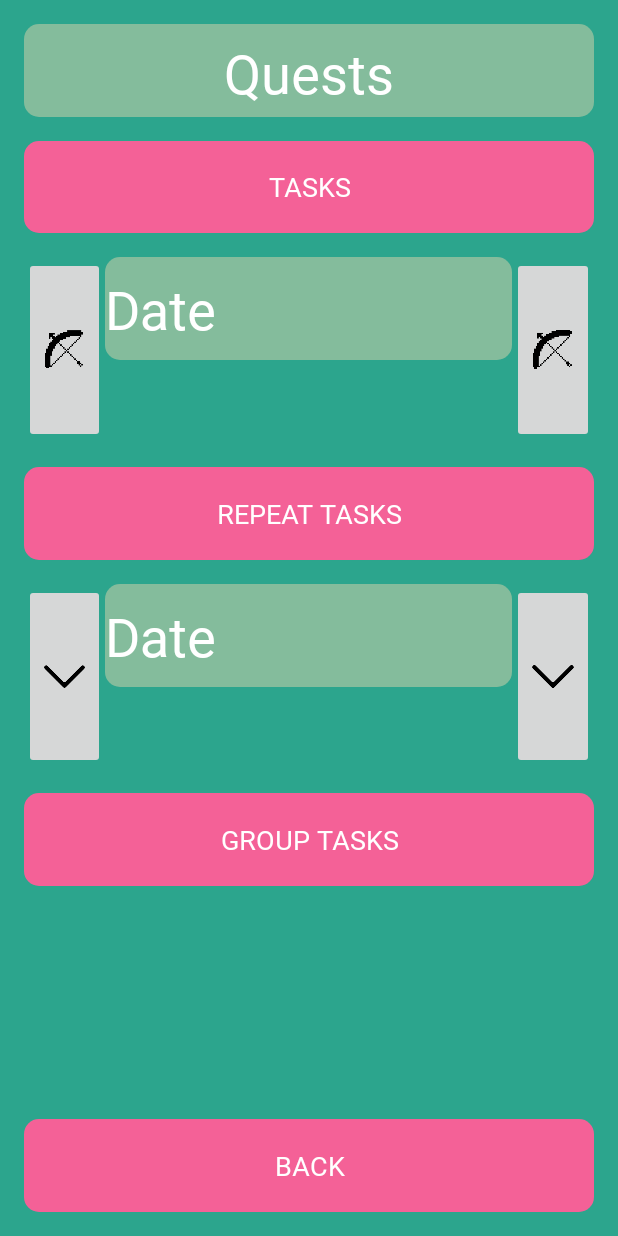
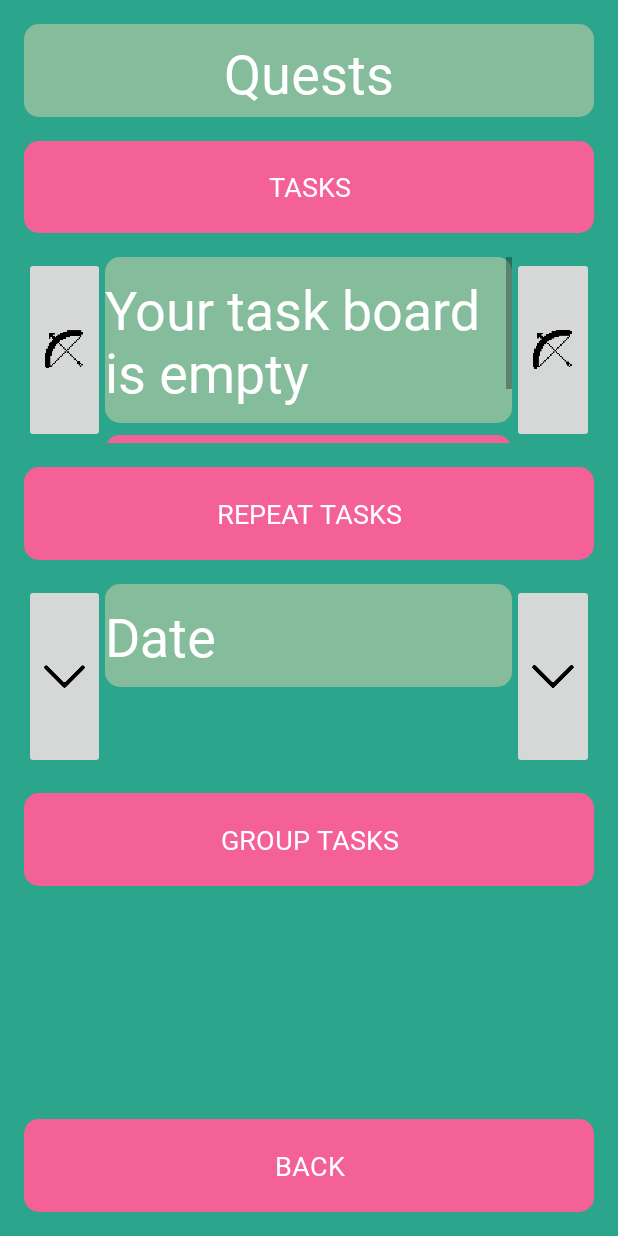
Before and after one commit to BunnyKing123/task-titans, an Android app: the TasksActivity screen opened directly, with no data from a screen before it, on a phone screen of 412 x 824 dp. Run offline under Robolectric (Android 15) with nearby library versions, the phone set to English and light mode, and no system bars; our stand-ins replace Firebase (no records; nobody signed in at launch, a user with empty details on screens opened directly).

Commit message:
Tasks now give players rewards

```diff
--- a/app/src/main/java/xyz/dolphcode/tasktitans/StatsActivity.java
+++ b/app/src/main/java/xyz/dolphcode/tasktitans/StatsActivity.java
@@ -35,6 +35,9 @@ public class StatsActivity extends AppCompatActivity implements AdapterView.OnIt
                 "\nIntelligence: " + (user.getBaseIntel() + user.getIntelMod()) +
                 "\nConstitution: " + (user.getBaseConst() + user.getConstMod()));
 
+        money.setText("" + user.getMoney());
+        System.out.println(user.getMoney());
+
         Spinner skills = findViewById(R.id.skillsDropdown);
         // Code based on code in the Android Studio documentation
         String[] skillsArray = {user.getSkill()};
--- a/app/src/main/java/xyz/dolphcode/tasktitans/TasksActivity.java
+++ b/app/src/main/java/xyz/dolphcode/tasktitans/TasksActivity.java
@@ -2,24 +2,167 @@ package xyz.dolphcode.tasktitans;
 
 import androidx.appcompat.app.AppCompatActivity;
 
+import android.content.Intent;
 import android.os.Bundle;
+import android.view.View;
 import android.widget.Button;
+import android.widget.ImageButton;
+import android.widget.TextView;
 
+import java.util.ArrayList;
+
+import xyz.dolphcode.tasktitans.database.Client;
+import xyz.dolphcode.tasktitans.database.User;
+import xyz.dolphcode.tasktitans.database.tasks.Task;
+import xyz.dolphcode.tasktitans.resources.TaskType;
 import xyz.dolphcode.tasktitans.util.Util;
 
 public class TasksActivity extends AppCompatActivity {
+
+    int tSelection = 0;
+    int rSelection = 0;
+    TextView taskText;
+    ArrayList<Task> tasks;
+    ArrayList<Task> repeatTasks = new ArrayList<Task>();
+    Task selectedTask;
+    Task selectedRptTask;
+
+    User user;
 
     @Override
     protected void onCreate(Bundle savedInstanceState) {
         super.onCreate(savedInstanceState);
         setContentView(R.layout.activity_tasks);
 
+        user = Client.getUser(getIntent().getStringExtra("ID"));
+
         Button tasksBtn = findViewById(R.id.addTaskBtn);
         Button rptTasksBtn = findViewById(R.id.addRepeatTaskBtn);
         Button groupTasksBtn = findViewById(R.id.groupTasksBtn);
+        Button backBtn = findViewById(R.id.questsBackBtn);
+        Button taskFinBtn = findViewById(R.id.completeTaskBtn);
+
+        ImageButton taskLeft = findViewById(R.id.taskLeftBtn);
+        ImageButton taskRight = findViewById(R.id.taskRightBtn);
+
+        taskText = findViewById(R.id.taskText);
+
+        tasks = Client.getTasksByUser(getIntent().getStringExtra("ID"));
+
+        addTaskSelection(taskLeft, taskRight, TaskType.TASK);
+        setTaskText();
+
+        taskFinBtn.setOnClickListener(new View.OnClickListener() {
+            public void onClick(View v) {
+                if (tasks.size() > 0) {
+                    Task task = tasks.get(tSelection);
+                    if (task.finish()) {
+                        tasks.remove(task);
+                        checkSelection();
+                        setTaskText();
+                        user.addRewards(50, 50, 20);
+                    }
+                }
+            }
+        });
 
         Util.addSwitchWithUser(tasksBtn, TaskCreationActivity.class, TasksActivity.this, getIntent().getStringExtra("ID"));
         Util.addSwitchScreenAction(rptTasksBtn, RepeatTaskActivity.class, TasksActivity.this);
         Util.addSwitchScreenAction(groupTasksBtn, GroupTaskActivity.class, TasksActivity.this);
+        Util.addSwitchWithUser(backBtn, GameActivity.class, TasksActivity.this, getIntent().getStringExtra("ID"));
     }
+
+    private void setTaskText() {
+        checkSelection();
+
+        if (tasks.size() > 0) {
+            taskText.setText(tasks.get(tSelection).getTaskName());
+        } else {
+            taskText.setText("Your task board is empty");
+        }
+    }
+
+    // Add all necessary listeners for task selection for scrolling through tasks
+    // Task type 0 is normal
+    // Task type 1 is repeat
+    private void addTaskSelection(ImageButton leftBtn, ImageButton rightBtn, final int type) {
+        leftBtn.setOnClickListener(new View.OnClickListener() {
+            public void onClick(View v) {
+                changeSelection(type, -1);
+                checkSelection();
+
+                setTaskText();
+            }
+        });
+
+        rightBtn.setOnClickListener(new View.OnClickListener() {
+            public void onClick(View v) {
+                ArrayList<Task> list = getList(type);
+                changeSelection(type, 1);
+                checkSelection();
+
+                setTaskText();
+            }
+        });
+    }
+
+    // Change either tSelection or rSelection depending on whether we are changing selection for repeat or normal tasks
+    // 0 represents normal tasks
+    // 1 represents repeat tasks
+    private void changeSelection(int type, int change) {
+        if (type == TaskType.TASK) {
+            tSelection += change;
+        } else {
+            rSelection += change;
+        }
+    }
+
+    // Set either tSelection or rSelection depending on whether we are setting selection for repeat or normal tasks
+    // 0 represents normal tasks
+    // 1 represents repeat tasks
+    private void setSelection(int type, int set) {
+        if (type == TaskType.TASK) {
+            tSelection = set;
+        } else {
+            rSelection = set;
+        }
+    }
+
+    // Get either tSelection or rSelection depending on whether we are getting selection for repeat or normal tasks
+    // 0 represents normal tasks
+    // 1 represents repeat tasks
+    private int getSelection(int type) {
+        if (type == TaskType.TASK) {
+            return tSelection;
+        } else {
+            return rSelection;
+        }
+    }
+
+    // Refer to either the task list or repeat task list depending on whether we are getting selection for repeat or normal tasks
+    // 0 represents normal tasks
+    // 1 represents repeat tasks
+    private ArrayList<Task> getList(int type) {
+        if (type == TaskType.TASK) {
+            return tasks;
+        } else {
+            return repeatTasks;
+        }
+    }
+
+    // Checks and clamps selection values
+    private void checkSelection() {
+        if (tSelection >= tasks.size())
+            tSelection = tasks.size() - 1;
+
+        if (tSelection < 0)
+            tSelection = 0;
+
+        if (rSelection >= repeatTasks.size())
+            rSelection = repeatTasks.size() - 1;
+
+        if (rSelection < 0)
+            rSelection = 0;
+    }
+
 }
--- a/app/src/main/java/xyz/dolphcode/tasktitans/database/Client.java
+++ b/app/src/main/java/xyz/dolphcode/tasktitans/database/Client.java
@@ -85,9 +85,9 @@ public final class Client {
                     taskIDs.add(child.getKey()); // Add the ID found to the list of User IDs
 
                     // Use the Task to create a task using the information from the Data Snapsho
-                    Task task = Task.TaskBuilder.createTask(child.child("taskOwnerID").toString(), child.child("taskName").toString(), child.child("deadline").toString())
+                    Task task = Task.TaskBuilder.createTask(child.child("taskOwnerID").getValue().toString(), child.child("taskName").getValue().toString(), child.child("deadline").getValue().toString())
                             .setCount(((Long) child.child("taskCount").getValue()).intValue())
-                            .setDesc(child.child("taskDesc").toString())
+                            .setDesc(child.child("taskDesc").getValue().toString())
                             .build(child.getKey());
                     tasks.add(task);
                 }
@@ -155,9 +155,27 @@ public final class Client {
         INSTANCE.child("guilds").child(guild.getGuildID()).setValue(guild);
     }
 
+    // Returns a list of all the tasks that a user has
+    public static ArrayList<Task> getTasksByUser(String id) {
+        ArrayList<Task> filtered = new ArrayList<Task>();
+        for (Task task: TASKS) {
+            Log.v("TEST", task.getTaskOwnerID());
+            Log.v("TEST", id);
+            Log.v("TEST", "" + task.getTaskOwnerID().contentEquals(id));
+            if (task.getTaskOwnerID().contentEquals(id)) {
+                filtered.add(task);
+            }
+        }
+        return filtered;
+    }
+
     // Updates a User in the database
     public static void updateTask(Task task) {
         INSTANCE.child("tasks").child(task.getTaskID()).setValue(task);
+    }
+
+    public static void removeTask(Task task) {
+        INSTANCE.child("tasks").child(task.getTaskID()).removeValue();
     }
 
     // Creates a Unique User ID
--- a/app/src/main/java/xyz/dolphcode/tasktitans/resources/TaskType.java
+++ b/app/src/main/java/xyz/dolphcode/tasktitans/resources/TaskType.java
@@ -5,7 +5,7 @@ public final class TaskType {
     private TaskType() {}
 
     public static final int TASK = 0;
-    public static final int GROUP_TASK = 1;
-    public static final int REPEAT_TASK = 2;
+    public static final int REPEAT_TASK = 1;
+    public static final int GROUP_TASK = 2;
 
 }
--- a/app/src/main/res/layout/activity_tasks.xml
+++ b/app/src/main/res/layout/activity_tasks.xml
@@ -97,6 +97,24 @@
                     android:text="@string/task_date"
                     android:textColor="@android:color/white"
                     android:textSize="36sp" />
+
+                <Button
+                    android:id="@+id/completeTaskBtn"
+                    android:layout_width="match_parent"
+                    android:layout_height="0dp"
+                    android:layout_marginTop="8dp"
+                    android:layout_marginBottom="8dp"
+                    android:layout_weight="1"
+                    android:background="@drawable/round_corners"
+                    android:backgroundTint="@color/colorAccent"
+                    android:fontFamily="@font/quest"
+                    android:text="@string/finish_txt"
+                    android:textColor="@color/colorText"
+                    android:textSize="18sp"
+                    app:layout_constraintEnd_toEndOf="parent"
+                    app:layout_constraintHorizontal_bias="0.5"
+                    app:layout_constraintStart_toStartOf="parent"
+                    app:layout_constraintVertical_weight="1" />
             </LinearLayout>
         </ScrollView>
 
@@ -212,7 +230,7 @@
         android:layout_height="0dp"
         android:layout_marginTop="8dp"
         android:layout_marginBottom="8dp"
-        app:layout_constraintBottom_toTopOf="@+id/backBtn"
+        app:layout_constraintBottom_toTopOf="@+id/questsBackBtn"
         app:layout_constraintEnd_toEndOf="parent"
         app:layout_constraintHorizontal_bias="0.5"
         app:layout_constraintStart_toStartOf="parent"
@@ -220,7 +238,7 @@
         app:layout_constraintVertical_weight="2" />
 
     <Button
-        android:id="@+id/backBtn"
+        android:id="@+id/questsBackBtn"
         android:layout_width="match_parent"
         android:layout_height="0dp"
         android:layout_marginTop="8dp"
```
Also changed, not shown: app/src/main/java/xyz/dolphcode/tasktitans/TaskCreationActivity.java (+7 -1 lines), app/src/main/java/xyz/dolphcode/tasktitans/database/User.java (+30 -0 lines), app/src/main/java/xyz/dolphcode/tasktitans/database/tasks/Task.java (+12 -0 lines).
